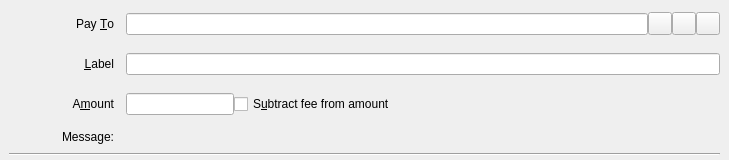
Old version of the form src/qt/forms/sendcoinsentry.ui in the repository soom-4th-blockchain/soom-core.
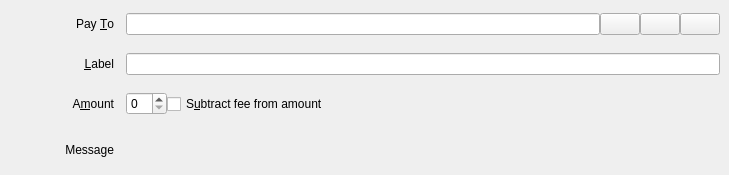
New version of the form. Custom widgets are drawn as their Qt base class.

```diff
--- a/src/qt/forms/sendcoinsentry.ui
+++ b/src/qt/forms/sendcoinsentry.ui
@@ -7,7 +7,7 @@
     <x>0</x>
     <y>0</y>
     <width>729</width>
-    <height>160</height>
+    <height>175</height>
    </rect>
   </property>
   <property name="focusPolicy">
@@ -74,7 +74,19 @@
        </widget>
       </item>
       <item>
-       <widget class="QToolButton" name="addressBookButton">
+       <widget class="QPushButton" name="addressBookButton">
+        <property name="sizePolicy">
+         <sizepolicy hsizetype="Fixed" vsizetype="Fixed">
+          <horstretch>0</horstretch>
+          <verstretch>0</verstretch>
+         </sizepolicy>
+        </property>
+        <property name="minimumSize">
+         <size>
+          <width>0</width>
+          <height>14</height>
+         </size>
+        </property>
         <property name="toolTip">
          <string>Choose previously used address</string>
         </property>
@@ -90,10 +102,25 @@
         <property name="shortcut">
          <string>Alt+A</string>
         </property>
+        <property name="autoDefault">
+         <bool>false</bool>
+        </property>
        </widget>
       </item>
       <item>
-       <widget class="QToolButton" name="pasteButton">
+       <widget class="QPushButton" name="pasteButton">
+        <property name="sizePolicy">
+         <sizepolicy hsizetype="Fixed" vsizetype="Fixed">
+          <horstretch>0</horstretch>
+          <verstretch>0</verstretch>
+         </sizepolicy>
+        </property>
+        <property name="minimumSize">
+         <size>
+          <width>0</width>
+          <height>20</height>
+         </size>
+        </property>
         <property name="toolTip">
          <string>Paste address from clipboard</string>
         </property>
@@ -112,7 +139,19 @@
        </widget>
       </item>
       <item>
-       <widget class="QToolButton" name="deleteButton">
+       <widget class="QPushButton" name="deleteButton">
+        <property name="sizePolicy">
+         <sizepolicy hsizetype="Fixed" vsizetype="Fixed">
+          <horstretch>0</horstretch>
+          <verstretch>0</verstretch>
+         </sizepolicy>
+        </property>
+        <property name="minimumSize">
+         <size>
+          <width>0</width>
+          <height>20</height>
+         </size>
+        </property>
         <property name="toolTip">
          <string>Remove this entry</string>
         </property>
@@ -196,31 +235,20 @@
     </item>
     <item row="3" column="0">
      <widget class="QLabel" name="messageLabel">
+      <property name="minimumSize">
+       <size>
+        <width>0</width>
+        <height>32</height>
+       </size>
+      </property>
       <property name="text">
-       <string>Message:</string>
+       <string>Message</string>
       </property>
       <property name="alignment">
        <set>Qt::AlignRight|Qt::AlignTrailing|Qt::AlignVCenter</set>
       </property>
      </widget>
     </item>
-    <item row="3" column="1">
-     <widget class="QLabel" name="messageTextLabel">
-      <property name="toolTip">
-       <string>A message that was attached to the soom: URI which will be stored with the transaction for your reference. Note: This message will not be sent over the Soom network.</string>
-      </property>
-      <property name="textFormat">
-       <enum>Qt::PlainText</enum>
-      </property>
-     </widget>
-    </item>
-    <item row="4" column="0" colspan="2">
-     <widget class="Line" name="line">
-      <property name="orientation">
-       <enum>Qt::Horizontal</enum>
-      </property>
-     </widget>
-    </item>
    </layout>
   </widget>
   <widget class="QFrame" name="SendCoins_UnauthenticatedPaymentRequest">
@@ -1252,17 +1280,17 @@
   </widget>
  </widget>
  <customwidgets>
-  <customwidget>
-   <class>QValidatedLineEdit</class>
-   <extends>QLineEdit</extends>
-   <header>qvalidatedlineedit.h</header>
-  </customwidget>
   <customwidget>
    <class>BitcoinAmountField</class>
-   <extends>QLineEdit</extends>
+   <extends>QSpinBox</extends>
    <header>bitcoinamountfield.h</header>
    <container>1</container>
   </customwidget>
+  <customwidget>
+   <class>QValidatedLineEdit</class>
+   <extends>QLineEdit</extends>
+   <header>qvalidatedlineedit.h</header>
+  </customwidget>
  </customwidgets>
  <tabstops>
   <tabstop>payTo</tabstop>
```
Left out of the diff: 109 changed lines with no effect on the pictures.
